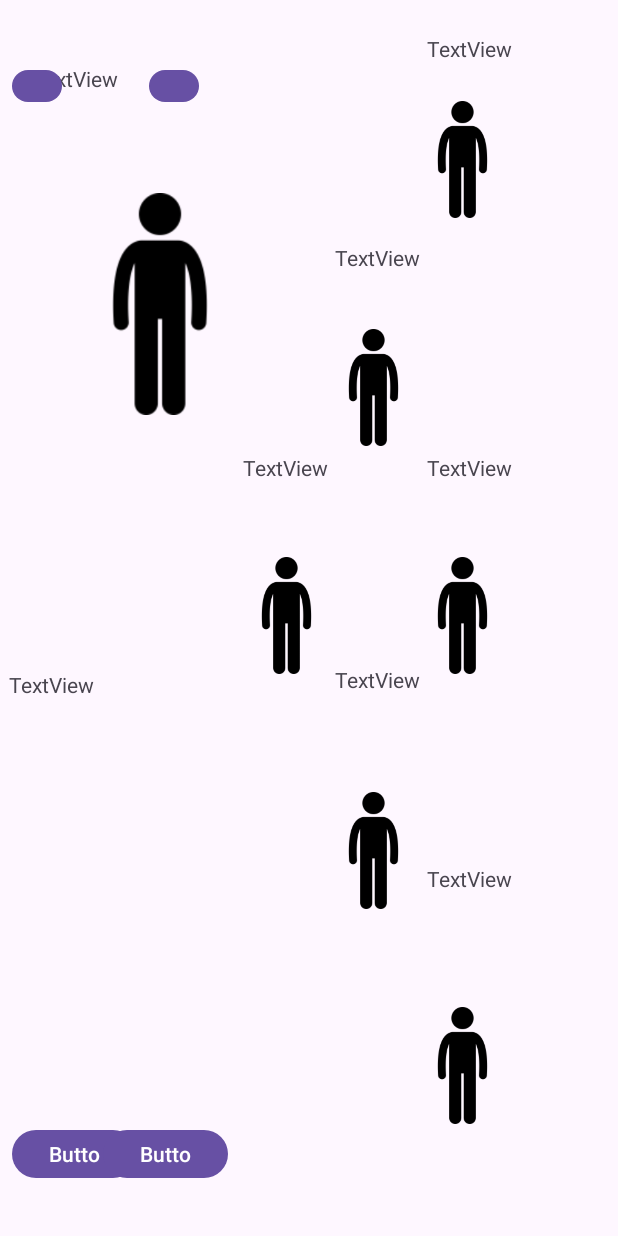
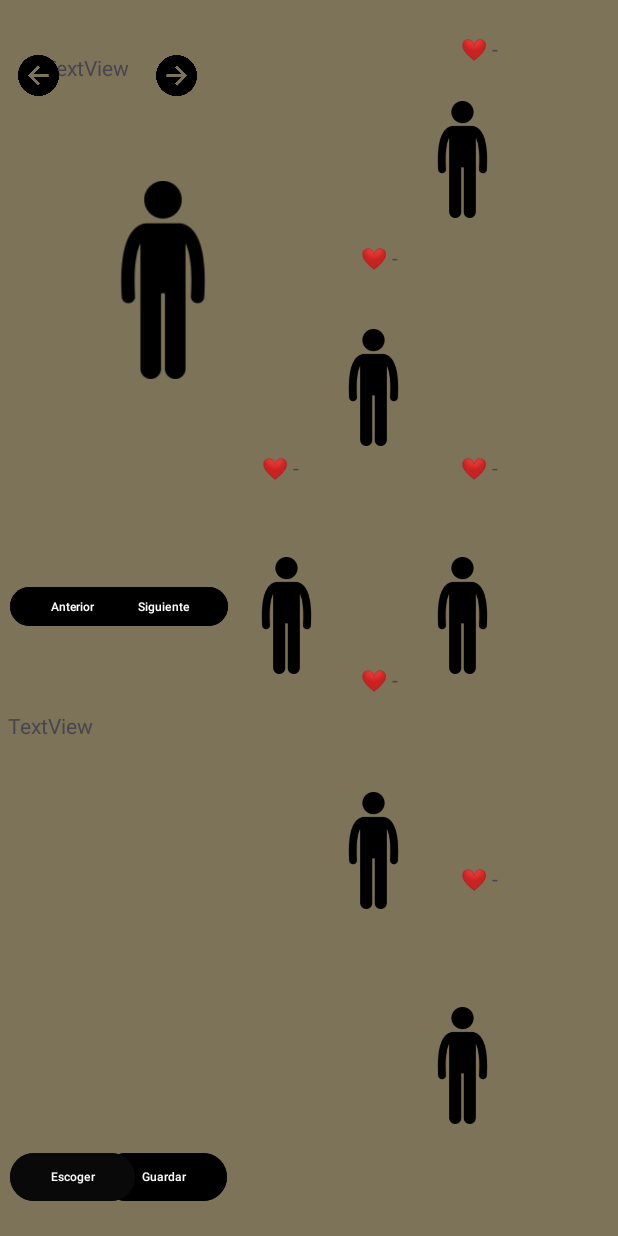
Before and after one commit to Heberblabla/Soticklord, an Android app: the layout activity_principal.xml on its own in the app's theme, with its tools: preview values and no code run, on a phone screen of 412 x 824 dp. Run offline under Robolectric (Android 15) with nearby library versions, the phone set to English and light mode, and no system bars.

Commit message:
Avanze interfaz

```diff
--- a/app/src/main/res/layout/activity_principal.xml
+++ b/app/src/main/res/layout/activity_principal.xml
@@ -5,13 +5,14 @@
     android:id="@+id/main"
     android:layout_width="match_parent"
     android:layout_height="match_parent"
+    android:background="#7C7359"
     tools:context=".Principal">
 
     <TextView
-        android:id="@+id/textView13"
+        android:id="@+id/Vida_Tropa_Frontal3"
         android:layout_width="wrap_content"
         android:layout_height="wrap_content"
-        android:text="TextView"
+        android:text="❤ - "
         app:layout_constraintBottom_toBottomOf="parent"
         app:layout_constraintEnd_toEndOf="parent"
         app:layout_constraintHorizontal_bias="0.802"
@@ -20,7 +21,7 @@
         app:layout_constraintVertical_bias="0.716" />
 
     <ImageView
-        android:id="@+id/imageView8"
+        android:id="@+id/Imagen_Tropa_Frontal1"
         android:layout_width="87dp"
         android:layout_height="78dp"
         app:layout_constraintBottom_toBottomOf="parent"
@@ -32,7 +33,7 @@
         app:srcCompat="@drawable/tropa_default" />
 
     <ImageView
-        android:id="@+id/imageView9"
+        android:id="@+id/Imagen_Tropa_Frontal2"
         android:layout_width="87dp"
         android:layout_height="78dp"
         app:layout_constraintBottom_toBottomOf="parent"
@@ -44,7 +45,7 @@
         app:srcCompat="@drawable/tropa_default" />
 
     <ImageView
-        android:id="@+id/imageView10"
+        android:id="@+id/Imagen_Tropa_Frontal3"
         android:layout_width="87dp"
         android:layout_height="78dp"
         app:layout_constraintBottom_toBottomOf="parent"
@@ -56,7 +57,7 @@
         app:srcCompat="@drawable/tropa_default" />
 
     <ImageView
-        android:id="@+id/imageView11"
+        android:id="@+id/Imagen_Tropa_Segunda1"
         android:layout_width="87dp"
         android:layout_height="78dp"
         app:layout_constraintBottom_toBottomOf="parent"
@@ -68,7 +69,7 @@
         app:srcCompat="@drawable/tropa_default" />
 
     <ImageView
-        android:id="@+id/imageView12"
+        android:id="@+id/Imagen_Tropa_Segunda2"
         android:layout_width="87dp"
         android:layout_height="78dp"
         app:layout_constraintBottom_toBottomOf="parent"
@@ -80,7 +81,7 @@
         app:srcCompat="@drawable/tropa_default" />
 
     <ImageView
-        android:id="@+id/imageView13"
+        android:id="@+id/Imagen_Rey"
         android:layout_width="87dp"
         android:layout_height="78dp"
         app:layout_constraintBottom_toBottomOf="parent"
@@ -93,94 +94,107 @@
 
     <ImageView
         android:id="@+id/imageView14"
-        android:layout_width="201dp"
-        android:layout_height="148dp"
+        android:layout_width="205dp"
+        android:layout_height="132dp"
         app:layout_constraintBottom_toBottomOf="parent"
         app:layout_constraintEnd_toEndOf="parent"
-        app:layout_constraintHorizontal_bias="0.03"
+        app:layout_constraintHorizontal_bias="0.028"
         app:layout_constraintStart_toStartOf="parent"
         app:layout_constraintTop_toTopOf="parent"
-        app:layout_constraintVertical_bias="0.19"
+        app:layout_constraintVertical_bias="0.174"
         app:srcCompat="@drawable/tropa_default" />
 
+    <Button
+        android:id="@+id/Boton_Siguiente_Personaje"
+        android:layout_width="86dp"
+        android:layout_height="34dp"
+        android:backgroundTint="#000000"
+        android:text="Siguiente"
+        android:textColor="#FFFFFF"
+        android:textSize="8sp"
+        app:layout_constraintBottom_toBottomOf="parent"
+        app:layout_constraintEnd_toEndOf="parent"
+        app:layout_constraintHorizontal_bias="0.203"
+        app:layout_constraintStart_toStartOf="parent"
+        app:layout_constraintTop_toTopOf="parent"
+        app:layout_constraintVertical_bias="0.49" />
+
+    <Button
+        android:id="@+id/Boton_Anterior_Pesonaje"
+        android:layout_width="83dp"
+        android:layout_height="34dp"
+        android:backgroundTint="#000000"
+        android:text="Anterior"
+        android:textColor="#FFFFFF"
+        android:textColorLink="#BA7A7A"
+        android:textSize="8sp"
+        app:layout_constraintBottom_toBottomOf="parent"
+        app:layout_constraintEnd_toEndOf="parent"
+        app:layout_constraintHorizontal_bias="0.02"
+        app:layout_constraintStart_toStartOf="parent"
+        app:layout_constraintTop_toTopOf="parent"
+        app:layout_constraintVertical_bias="0.49" />
+
     <TextView
-        android:id="@+id/textView"
+        android:id="@+id/Nombre_Waos"
+        android:layout_width="113dp"
+        android:layout_height="28dp"
+        android:text="TextView"
+        app:layout_constraintBottom_toBottomOf="parent"
+        app:layout_constraintEnd_toEndOf="parent"
+        app:layout_constraintHorizontal_bias="0.098"
+        app:layout_constraintStart_toStartOf="parent"
+        app:layout_constraintTop_toTopOf="parent"
+        app:layout_constraintVertical_bias="0.044" />
+
+    <TextView
+        android:id="@+id/Descripcion"
         android:layout_width="203dp"
         android:layout_height="132dp"
         android:layout_marginTop="136dp"
         android:text="TextView"
         app:layout_constraintBottom_toBottomOf="parent"
         app:layout_constraintEnd_toEndOf="parent"
-        app:layout_constraintHorizontal_bias="0.03"
+        app:layout_constraintHorizontal_bias="0.026"
         app:layout_constraintStart_toStartOf="parent"
         app:layout_constraintTop_toTopOf="parent"
-        app:layout_constraintVertical_bias="0.559" />
+        app:layout_constraintVertical_bias="0.608" />
+
+    <Button
+        android:id="@+id/Boton_Guardar"
+        android:layout_width="83dp"
+        android:layout_height="40dp"
+        android:backgroundTint="#000000"
+        android:text="Guardar"
+        android:textColor="#FFFEFE"
+        android:textSize="8sp"
+        app:layout_constraintBottom_toBottomOf="parent"
+        app:layout_constraintEnd_toEndOf="parent"
+        app:layout_constraintHorizontal_bias="0.206"
+        app:layout_constraintStart_toStartOf="parent"
+        app:layout_constraintTop_toTopOf="parent"
+        app:layout_constraintVertical_bias="0.975" />
+
+    <Button
+        android:id="@+id/Boton_Seleccionar"
+        android:layout_width="83dp"
+        android:layout_height="40dp"
+        android:backgroundTint="#090909"
+        android:text="Escoger"
+        android:textColor="#FAFAFA"
+        android:textSize="8sp"
+        app:layout_constraintBottom_toBottomOf="parent"
+        app:layout_constraintEnd_toEndOf="parent"
+        app:layout_constraintHorizontal_bias="0.02"
+        app:layout_constraintStart_toStartOf="parent"
+        app:layout_constraintTop_toTopOf="parent"
+        app:layout_constraintVertical_bias="0.975" />
 
     <TextView
-        android:id="@+id/textView2"
-        android:layout_width="137dp"
-        android:layout_height="29dp"
-        android:text="TextView"
-        app:layout_constraintBottom_toBottomOf="parent"
-        app:layout_constraintEnd_toEndOf="parent"
-        app:layout_constraintHorizontal_bias="0.079"
-        app:layout_constraintStart_toStartOf="parent"
-        app:layout_constraintTop_toTopOf="parent"
-        app:layout_constraintVertical_bias="0.054" />
-
-    <Button
-        android:id="@+id/Botoon"
-        android:layout_width="83dp"
-        android:layout_height="40dp"
-        android:text="Button"
-        app:layout_constraintBottom_toBottomOf="parent"
-        app:layout_constraintEnd_toEndOf="parent"
-        app:layout_constraintHorizontal_bias="0.024"
-        app:layout_constraintStart_toStartOf="parent"
-        app:layout_constraintTop_toTopOf="parent"
-        app:layout_constraintVertical_bias="0.956" />
-
-    <Button
-        android:id="@+id/button2"
-        android:layout_width="83dp"
-        android:layout_height="40dp"
-        android:text="Button"
-        app:layout_constraintBottom_toBottomOf="parent"
-        app:layout_constraintEnd_toEndOf="parent"
-        app:layout_constraintHorizontal_bias="0.209"
-        app:layout_constraintStart_toStartOf="parent"
-        app:layout_constraintTop_toTopOf="parent"
-        app:layout_constraintVertical_bias="0.956" />
-
-    <Button
-        android:id="@+id/button5"
-        android:layout_width="33dp"
-        android:layout_height="29dp"
-        android:text="Button"
-        app:layout_constraintBottom_toBottomOf="parent"
-        app:layout_constraintEnd_toEndOf="parent"
-        app:layout_constraintHorizontal_bias="0.263"
-        app:layout_constraintStart_toStartOf="parent"
-        app:layout_constraintTop_toTopOf="parent"
-        app:layout_constraintVertical_bias="0.054" />
-
-    <Button
-        android:id="@+id/button6"
-        android:layout_width="33dp"
-        android:layout_height="29dp"
-        android:text="Button"
-        app:layout_constraintBottom_toBottomOf="parent"
-        app:layout_constraintEnd_toEndOf="parent"
-        app:layout_constraintHorizontal_bias="0.021"
-        app:layout_constraintStart_toStartOf="parent"
-        app:layout_constraintTop_toTopOf="parent"
-        app:layout_constraintVertical_bias="0.054" />
-
-    <TextView
-        android:id="@+id/textView3"
+        android:id="@+id/Vida_Rey"
         android:layout_width="wrap_content"
         android:layout_height="wrap_content"
-        android:text="TextView"
+        android:text="❤ - "
         app:layout_constraintBottom_toBottomOf="parent"
         app:layout_constraintEnd_toEndOf="parent"
         app:layout_constraintHorizontal_bias="0.456"
@@ -189,10 +203,10 @@
         app:layout_constraintVertical_bias="0.375" />
 
     <TextView
-        android:id="@+id/textView9"
+        android:id="@+id/Vida_Tropa_Segunda1"
         android:layout_width="wrap_content"
         android:layout_height="wrap_content"
-        android:text="TextView"
+        android:text="❤ - "
         app:layout_constraintBottom_toBottomOf="parent"
         app:layout_constraintEnd_toEndOf="parent"
         app:layout_constraintHorizontal_bias="0.628"
@@ -201,10 +215,10 @@
         app:layout_constraintVertical_bias="0.201" />
 
     <TextView
-        android:id="@+id/textView10"
+        android:id="@+id/Vida_Tropa_Frontal1"
         android:layout_width="wrap_content"
         android:layout_height="wrap_content"
-        android:text="TextView"
+        android:text="❤ - "
         app:layout_constraintBottom_toBottomOf="parent"
         app:layout_constraintEnd_toEndOf="parent"
         app:layout_constraintHorizontal_bias="0.802"
@@ -213,10 +227,10 @@
         app:layout_constraintVertical_bias="0.028" />
 
     <TextView
-        android:id="@+id/textView11"
+        android:id="@+id/Vida_Tropa_Frontal2"
         android:layout_width="wrap_content"
         android:layout_height="wrap_content"
-        android:text="TextView"
+        android:text="❤ - "
         app:layout_constraintBottom_toBottomOf="parent"
         app:layout_constraintEnd_toEndOf="parent"
         app:layout_constraintHorizontal_bias="0.802"
@@ -225,10 +239,10 @@
         app:layout_constraintVertical_bias="0.375" />
 
     <TextView
-        android:id="@+id/textView12"
+        android:id="@+id/Vida_Tropa_Segunda2"
         android:layout_width="wrap_content"
         android:layout_height="wrap_content"
-        android:text="TextView"
+        android:text="❤ - "
         app:layout_constraintBottom_toBottomOf="parent"
         app:layout_constraintEnd_toEndOf="parent"
         app:layout_constraintHorizontal_bias="0.628"
@@ -236,4 +250,37 @@
         app:layout_constraintTop_toTopOf="parent"
         app:layout_constraintVertical_bias="0.551" />
 
+    <ImageButton
+        android:id="@+id/Avanzar"
+        android:layout_width="34dp"
+        android:layout_height="27dp"
+        android:adjustViewBounds="true"
+        android:backgroundTint="#00FFFFFF"
+        android:padding="0dp"
+        android:scaleType="fitCenter"
+        app:layout_constraintBottom_toBottomOf="parent"
+        app:layout_constraintEnd_toEndOf="parent"
+        app:layout_constraintHorizontal_bias="0.266"
+        app:layout_constraintStart_toStartOf="parent"
+        app:layout_constraintTop_toTopOf="parent"
+        app:layout_constraintVertical_bias="0.046"
+        app:srcCompat="@drawable/boton" />
+
+    <ImageButton
+        android:id="@+id/Retroceder"
+        android:layout_width="34dp"
+        android:layout_height="27dp"
+        android:adjustViewBounds="true"
+        android:backgroundTint="#00FFFFFF"
+        android:padding="0dp"
+        android:scaleType="fitCenter"
+        app:layout_constraintBottom_toBottomOf="parent"
+        app:layout_constraintEnd_toEndOf="parent"
+        app:layout_constraintHorizontal_bias="0.023"
+        app:layout_constraintStart_toStartOf="parent"
+        app:layout_constraintTop_toTopOf="parent"
+        app:layout_constraintVertical_bias="0.046"
+        app:srcCompat="@drawable/boton2" />
+
+
 </androidx.constraintlayout.widget.ConstraintLayout>
```
Also changed, not shown: app/src/main/AndroidManifest.xml (+10 -2 lines), app/src/main/res/drawable/boton.png (added), app/src/main/res/drawable/boton2.png (added).
